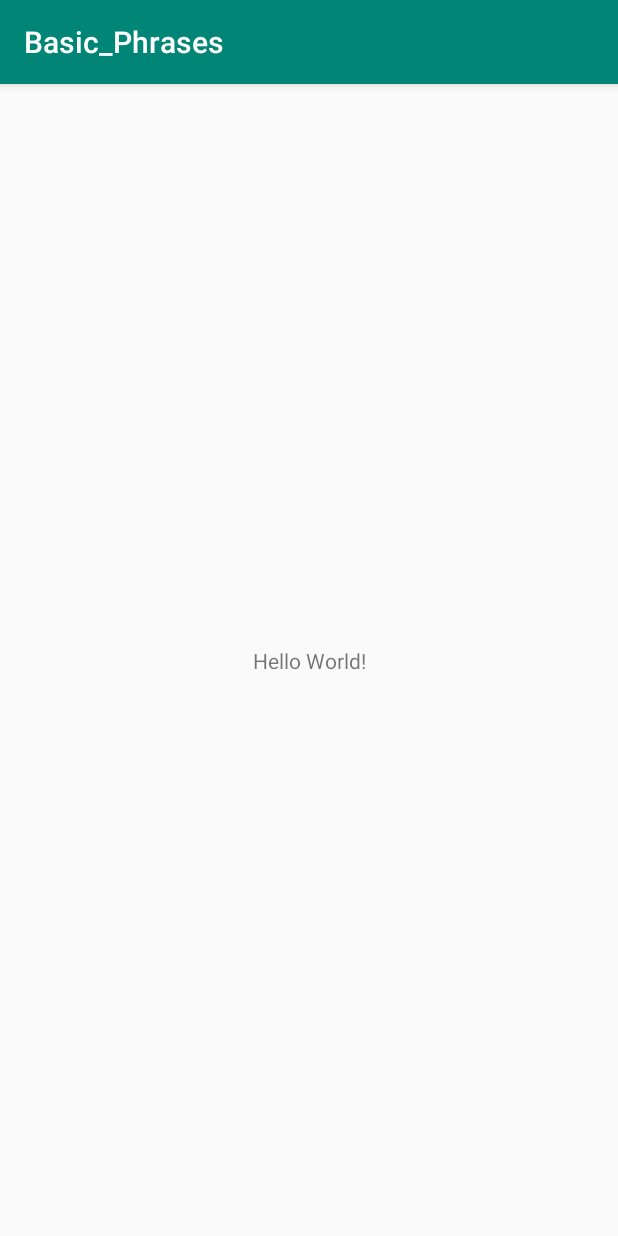
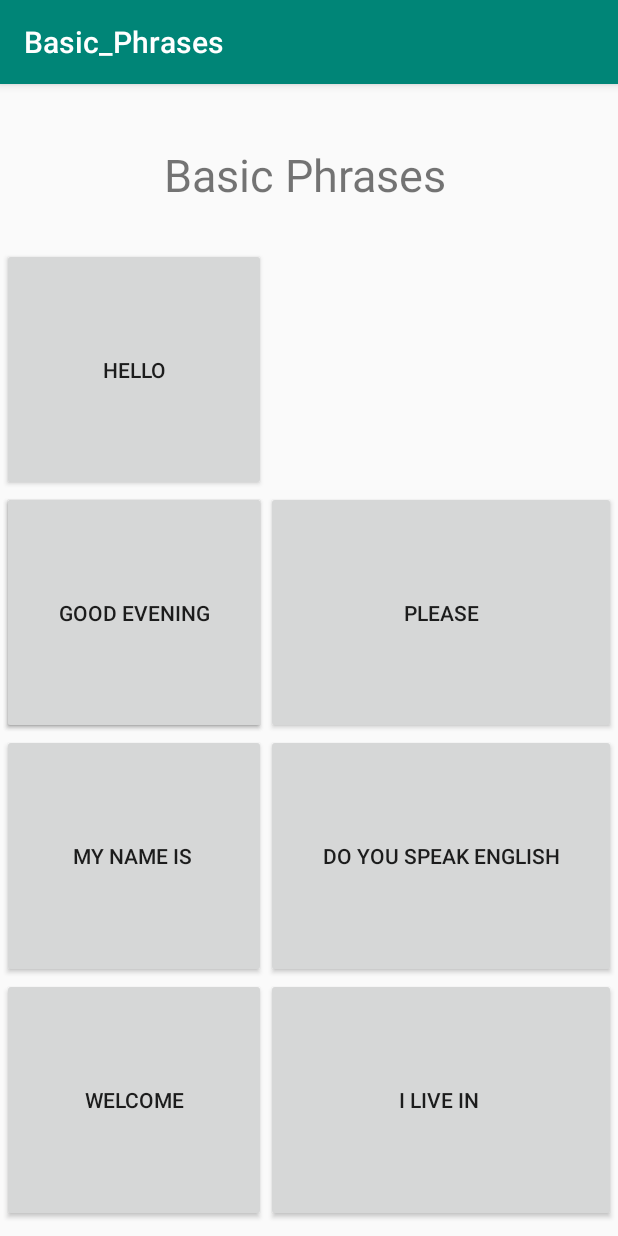
Before and after one commit to MarcinSemkowski/Java_Android_App_Basic_Phrases, an Android app: the screen it shows after launch (MainActivity), on a phone screen of 412 x 824 dp. Run offline under Robolectric (Android 15) with nearby library versions, the phone set to English and light mode, and no system bars.

Commit message:
Layout #1

```diff
--- a/app/src/main/res/layout/activity_main.xml
+++ b/app/src/main/res/layout/activity_main.xml
@@ -7,12 +7,124 @@
     tools:context=".MainActivity">
 
     <TextView
-        android:layout_width="wrap_content"
-        android:layout_height="wrap_content"
-        android:text="Hello World!"
+        android:id="@+id/textView"
+        android:layout_width="401dp"
+        android:layout_height="76dp"
+        android:layout_marginStart="2dp"
+        android:layout_marginLeft="2dp"
+        android:layout_marginTop="4dp"
+        android:layout_marginEnd="8dp"
+        android:layout_marginRight="8dp"
+        android:layout_marginBottom="651dp"
+        android:gravity="center"
+        android:text="Basic Phrases"
+        android:textSize="30dp"
+        app:autoSizeMaxTextSize="50dp"
         app:layout_constraintBottom_toBottomOf="parent"
-        app:layout_constraintLeft_toLeftOf="parent"
-        app:layout_constraintRight_toRightOf="parent"
+        app:layout_constraintEnd_toEndOf="parent"
+        app:layout_constraintStart_toStartOf="parent"
         app:layout_constraintTop_toTopOf="parent" />
 
+    <androidx.gridlayout.widget.GridLayout
+        android:layout_width="409dp"
+        android:layout_height="649dp"
+        android:layout_marginStart="1dp"
+        android:layout_marginLeft="1dp"
+        android:layout_marginTop="1dp"
+        android:layout_marginEnd="1dp"
+        android:layout_marginRight="1dp"
+        app:layout_constraintBottom_toBottomOf="parent"
+        app:layout_constraintEnd_toEndOf="parent"
+        app:layout_constraintStart_toStartOf="parent"
+        app:layout_constraintTop_toBottomOf="@+id/textView">
+
+        <Button
+            android:id="@+id/hello"
+            android:layout_width="wrap_content"
+            android:layout_height="wrap_content"
+           app:layout_column="0"
+            app:layout_row="0"
+            app:layout_columnWeight="1"
+            app:layout_rowWeight="1"
+            app:layout_gravity="fill"
+            android:text="Hello"
+            android:onClick="buttonTapped"/>
+        <Button
+            android:id="@+id/howareyou"
+            android:layout_width="wrap_content"
+            android:layout_height="wrap_content"
+            app:layout_column="0"
+            app:layout_row="1"
+            app:layout_columnWeight="1"
+            app:layout_rowWeight="1"
+            app:layout_gravity="fill"
+            android:text="How are you "
+            android:onClick="buttonTapped"/>
+        <Button
+            android:id="@+id/goodevening"
+            android:layout_width="wrap_content"
+            android:layout_height="wrap_content"
+            app:layout_column="0"
+            app:layout_row="1"
+            app:layout_columnWeight="1"
+            app:layout_rowWeight="1"
+            app:layout_gravity="fill"
+            android:text="Good Evening"
+            android:onClick="buttonTapped"/>
+        <Button
+            android:id="@+id/please"
+            android:layout_width="wrap_content"
+            android:layout_height="wrap_content"
+            app:layout_column="1"
+            app:layout_row="1"
+            app:layout_columnWeight="1"
+            app:layout_rowWeight="1"
+            app:layout_gravity="fill"
+            android:text="Please"
+            android:onClick="buttonTapped"/>
+        <Button
+            android:id="@+id/mynameis"
+            android:layout_width="wrap_content"
+            android:layout_height="wrap_content"
+            app:layout_column="0"
+            app:layout_row="2"
+            app:layout_columnWeight="1"
+            app:layout_rowWeight="1"
+            app:layout_gravity="fill"
+            android:text="My name is "
+            android:onClick="buttonTapped"/>
+        <Button
+            android:id="@+id/doyouspeakenglish"
+            android:layout_width="wrap_content"
+            android:layout_height="wrap_content"
+            app:layout_column="1"
+            app:layout_row="2"
+            app:layout_columnWeight="1"
+            app:layout_rowWeight="1"
+            app:layout_gravity="fill"
+            android:text="Do you speak English"
+            android:onClick="buttonTapped"/>
+        <Button
+            android:id="@+id/welcome"
+            android:layout_width="wrap_content"
+            android:layout_height="wrap_content"
+            app:layout_column="0"
+            app:layout_row="3"
+            app:layout_columnWeight="1"
+            app:layout_rowWeight="1"
+            app:layout_gravity="fill"
+            android:text="Welcome"
+            android:onClick="buttonTapped"/>
+        <Button
+            android:id="@+id/ilivein"
+            android:layout_width="wrap_content"
+            android:layout_height="wrap_content"
+            app:layout_column="1"
+            app:layout_row="3"
+            app:layout_columnWeight="1"
+            app:layout_rowWeight="1"
+            app:layout_gravity="fill"
+            android:text="I live in "
+            android:onClick="buttonTapped"/>
+    </androidx.gridlayout.widget.GridLayout>
 </androidx.constraintlayout.widget.ConstraintLayout>
```
